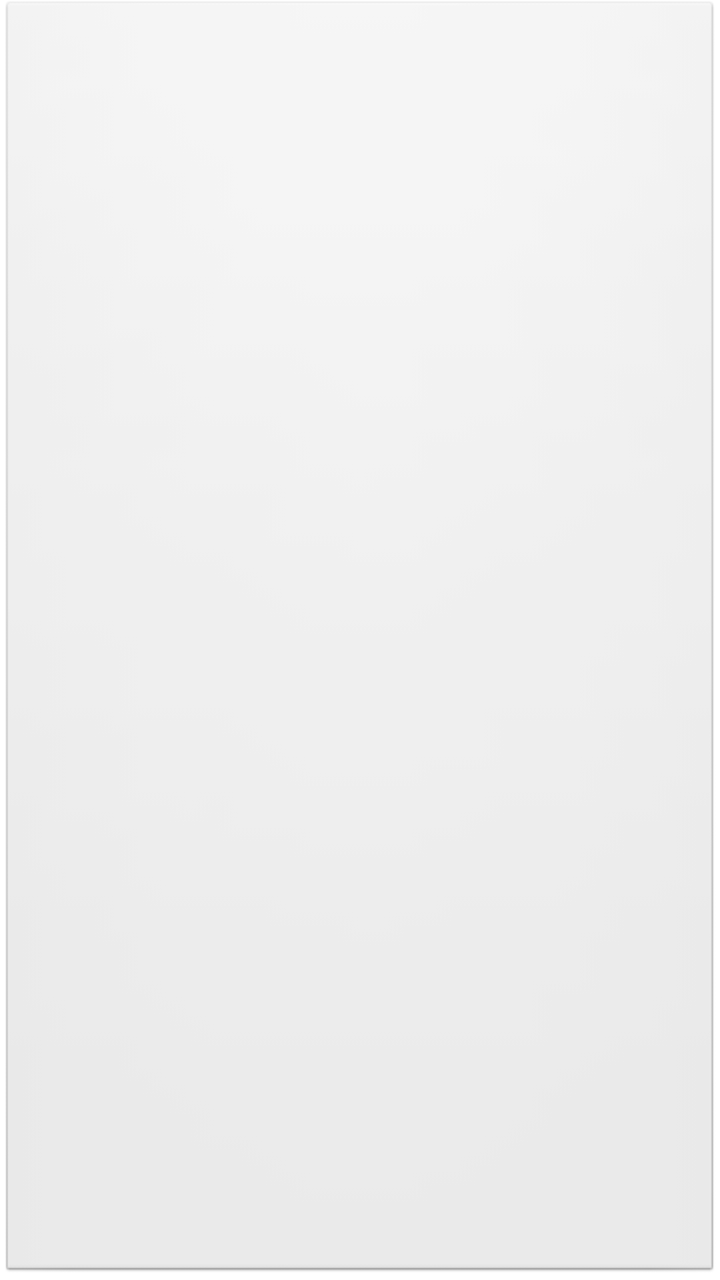
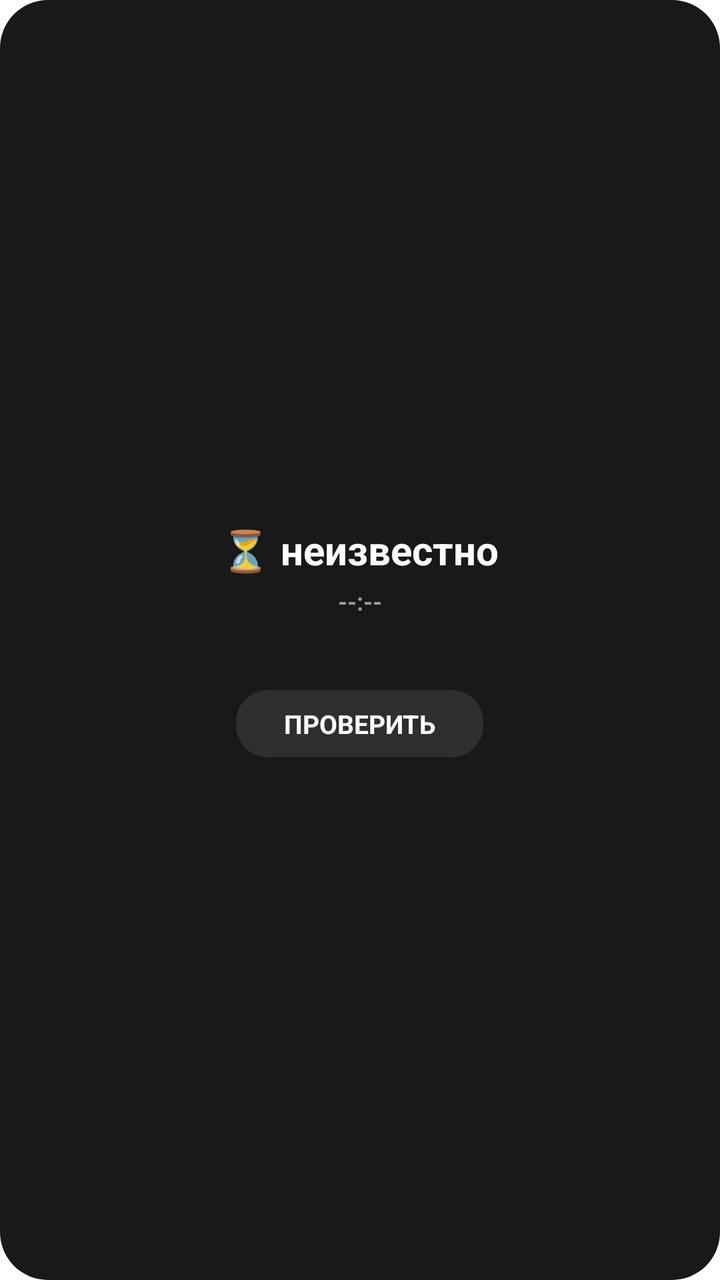

The first picture is an Android layout as it rendered before a commit; the second is the same layout after the commit. The layout source and the unified diff follow.
<!-- AndroidManifest.xml: application theme Theme.WhiteListCheck -->
<!-- res/layout/widget_layout.xml -->
<?xml version="1.0" encoding="utf-8"?>
<LinearLayout xmlns:android="http://schemas.android.com/apk/res/android"
    android:layout_width="match_parent"
    android:layout_height="match_parent"
    android:orientation="vertical"
    android:padding="12dp"
    android:background="@android:drawable/btn_default">

    <TextView
        android:id="@+id/widget_status"
        android:layout_width="wrap_content"
        android:layout_height="wrap_content"
        android:textSize="18sp"
        android:textStyle="bold"
        android:textColor="#000000" />

    <TextView
        android:id="@+id/widget_time"
        android:layout_width="wrap_content"
        android:layout_height="wrap_content"
        android:textSize="12sp"
        android:textColor="#888888" />

    <TextView
        android:id="@+id/widget_services"
        android:layout_width="wrap_content"
        android:layout_height="wrap_content"
        android:textSize="14sp"
        android:textColor="#333333"
        android:paddingTop="8dp" />

</LinearLayout>
<!-- resources referenced by this layout -->
<resources>
  <style name="Theme.WhiteListCheck" parent="android:Theme.Material.Light.NoActionBar">
          <item name="android:colorPrimary">#000000</item>
          <item name="android:colorPrimaryDark">#000000</item>
          <item name="android:colorAccent">#888888</item>
          <item name="android:textColorPrimary">#000000</item>
          <item name="android:windowBackground">#FFFFFF</item>
          <item name="android:statusBarColor">#000000</item>
          <item name="android:navigationBarColor">#000000</item>
      </style>
</resources>

<!-- the commit's change to res/layout/widget_layout.xml (unified diff, before → after) -->
@@ -1,32 +1,54 @@
 <?xml version="1.0" encoding="utf-8"?>
 <LinearLayout xmlns:android="http://schemas.android.com/apk/res/android"
+    android:id="@+id/widget_root"
     android:layout_width="match_parent"
     android:layout_height="match_parent"
     android:orientation="vertical"
-    android:padding="12dp"
-    android:background="@android:drawable/btn_default">
+    android:gravity="center"
+    android:padding="16dp"
+    android:background="@drawable/widget_background_black">
 
     <TextView
         android:id="@+id/widget_status"
         android:layout_width="wrap_content"
         android:layout_height="wrap_content"
-        android:textSize="18sp"
+        android:text="⏳ неизвестно"
+        android:textSize="20sp"
         android:textStyle="bold"
-        android:textColor="#000000" />
+        android:textColor="#FFFFFF" />
 
     <TextView
         android:id="@+id/widget_time"
         android:layout_width="wrap_content"
         android:layout_height="wrap_content"
+        android:text="--:--"
         android:textSize="12sp"
-        android:textColor="#888888" />
+        android:textStyle="bold"
+        android:textColor="#999999"
+        android:layout_marginTop="4dp" />
 
     <TextView
         android:id="@+id/widget_services"
         android:layout_width="wrap_content"
         android:layout_height="wrap_content"
-        android:textSize="14sp"
-        android:textColor="#333333"
-        android:paddingTop="8dp" />
+        android:textSize="12sp"
+        android:textStyle="bold"
+        android:textColor="#BBBBBB"
+        android:gravity="center"
+        android:layout_marginTop="8dp" />
 
+    <TextView
+        android:id="@+id/widget_check_btn"
+        android:layout_width="wrap_content"
+        android:layout_height="wrap_content"
+        android:text="ПРОВЕРИТЬ"
+        android:textSize="13sp"
+        android:textStyle="bold"
+        android:textColor="#FFFFFF"
+        android:background="@drawable/widget_button_background"
+        android:paddingStart="24dp"
+        android:paddingEnd="24dp"
+        android:paddingTop="8dp"
+        android:paddingBottom="8dp"
+        android:layout_marginTop="12dp" />
 </LinearLayout>
<!-- resource entries referenced after the edit -->
@@ -1,5 +1,15 @@
 <!-- resources referenced by this layout -->
 <resources>
+  <!-- drawable widget_background_black (drawable) -->
+  <shape xmlns:android="http://schemas.android.com/apk/res/android" android:shape="rectangle">
+      <solid android:color="#E6000000" />
+      <corners android:radius="24dp" />
+  </shape>
+  <!-- drawable widget_button_background (drawable) -->
+  <shape xmlns:android="http://schemas.android.com/apk/res/android" android:shape="rectangle">
+      <solid android:color="#33888888" />
+      <corners android:radius="16dp" />
+  </shape>
   <style name="Theme.WhiteListCheck" parent="android:Theme.Material.Light.NoActionBar">
           <item name="android:colorPrimary">#000000</item>
           <item name="android:colorPrimaryDark">#000000</item>
